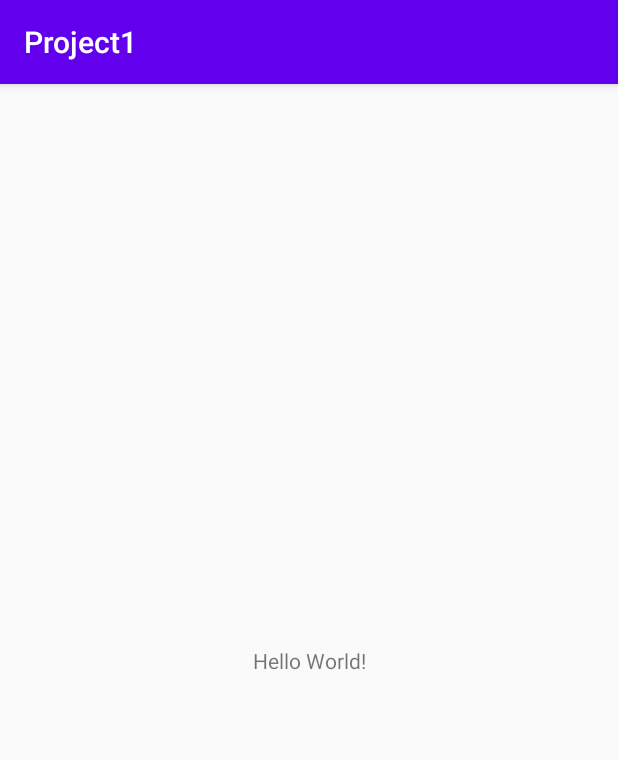
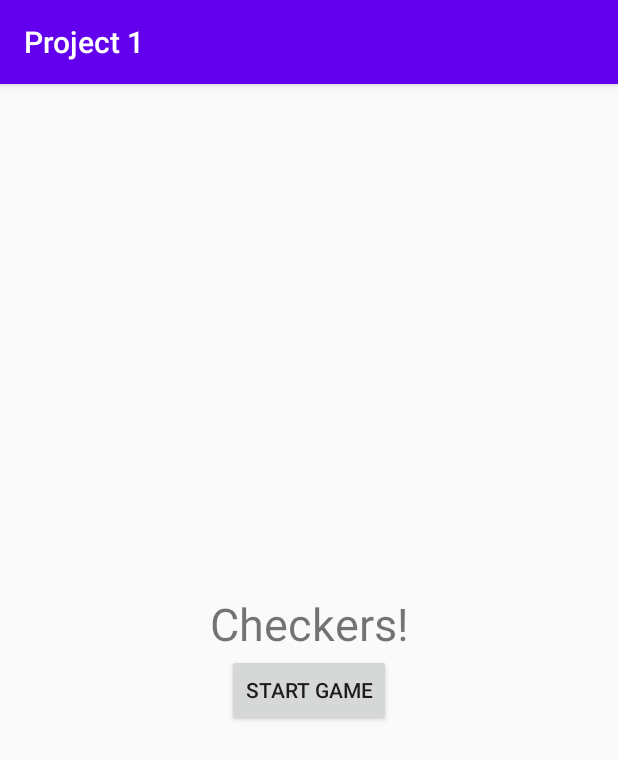
Before and after one commit to dmhefty/CheckersApp, an Android app: the screen it shows after launch (MainActivity), on a phone screen of 412 x 824 dp. Shown: the top 760 px of the screen. Run offline under Robolectric (Android 15) with nearby library versions, the phone set to English and light mode, and no system bars.

Commit message:
main activity updates, edited strings, and made base classes

```diff
--- a/app/src/main/res/layout/activity_main.xml
+++ b/app/src/main/res/layout/activity_main.xml
@@ -6,13 +6,24 @@
     android:layout_height="match_parent"
     tools:context=".MainActivity">
 
-    <TextView
-        android:layout_width="wrap_content"
-        android:layout_height="wrap_content"
-        android:text="Hello World!"
-        app:layout_constraintBottom_toBottomOf="parent"
-        app:layout_constraintLeft_toLeftOf="parent"
-        app:layout_constraintRight_toRightOf="parent"
-        app:layout_constraintTop_toTopOf="parent" />
+    <LinearLayout
+        android:layout_width="match_parent"
+        android:layout_height="match_parent"
+        android:gravity="center"
+        android:orientation="vertical">
+
+        <TextView
+            android:layout_width="match_parent"
+            android:layout_height="wrap_content"
+            android:gravity="center"
+            android:text="@string/intro_game"
+            android:textSize="30sp" />
+
+        <Button
+            android:id="@+id/button"
+            android:layout_width="wrap_content"
+            android:layout_height="wrap_content"
+            android:text="@string/start_game" />
+    </LinearLayout>
 
 </androidx.constraintlayout.widget.ConstraintLayout>
--- a/app/src/main/res/values/strings.xml
+++ b/app/src/main/res/values/strings.xml
@@ -1,3 +1,5 @@
 <resources>
-    <string name="app_name">Project1</string>
+    <string name="app_name">Project 1</string>
+    <string name="intro_game">Checkers!</string>
+    <string name="start_game">Start Game</string>
 </resources>
```
